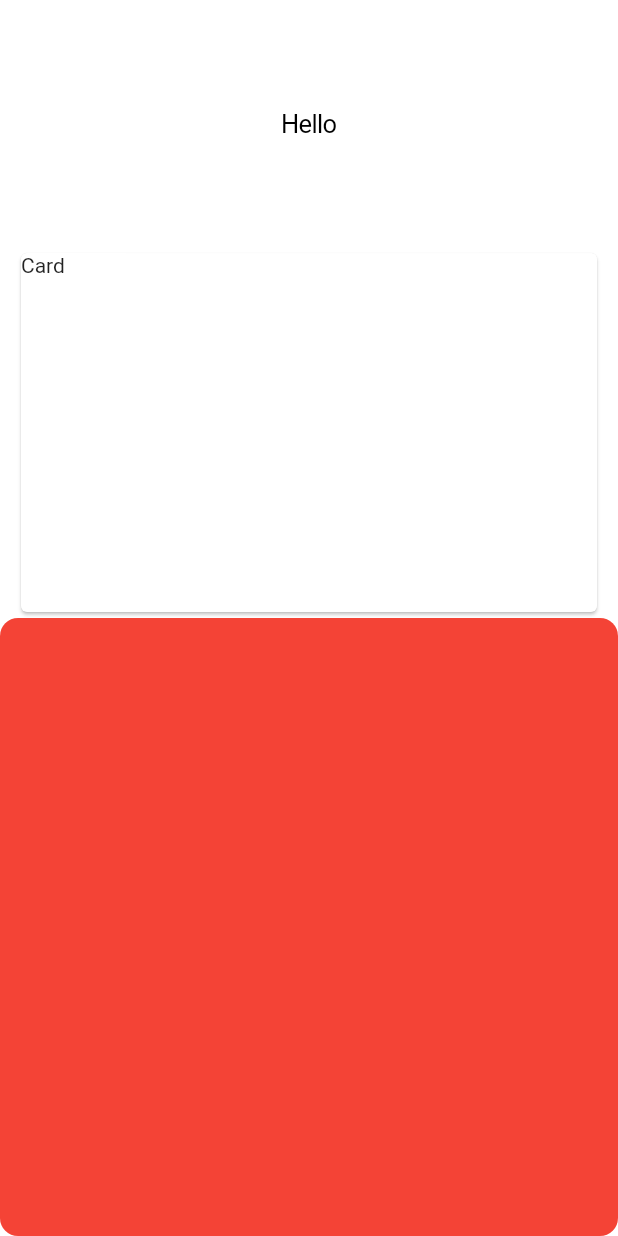
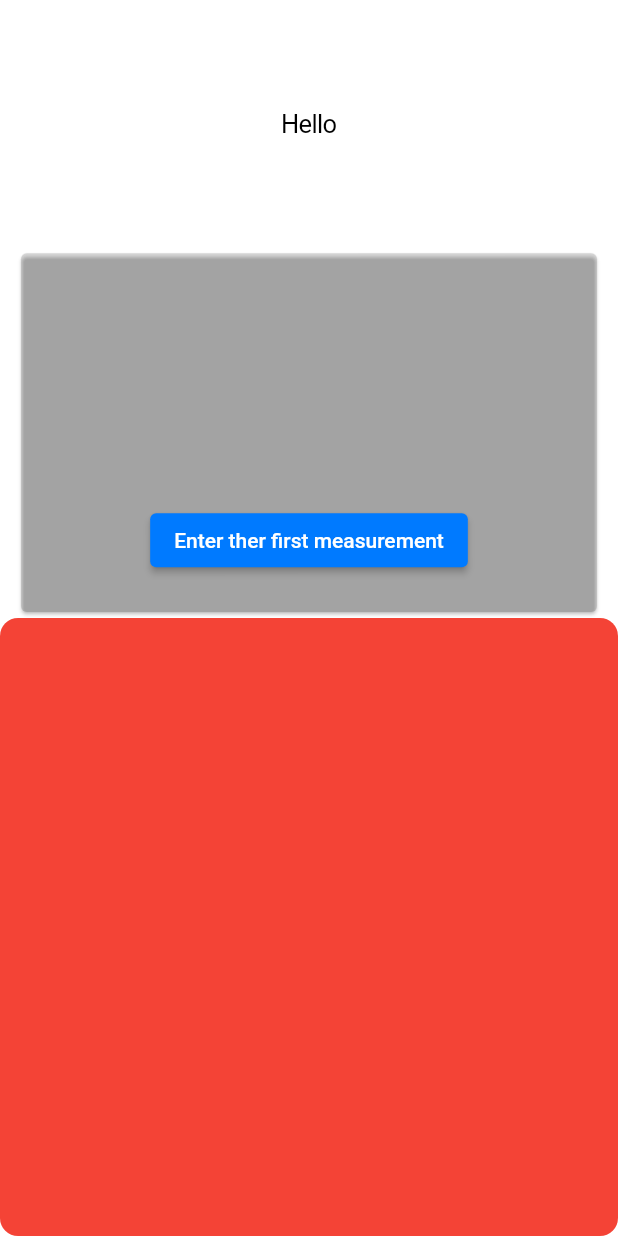
Before and after one commit to TimurKarev/blood_pressure, a Flutter app: the screen it shows after launch, on a phone screen of 412 x 824 dp. Run offline on Flutter 3.47's test engine with Material 2 defaults, Android fonts, the phone set to English and light mode, and no system bars; our stand-ins replace flutter_riverpod, sqflite; accounts and stored records are empty.

Commit message:
domain betta 0.1

```diff
--- a/lib/dao/measurement_dao.dart
+++ b/lib/dao/measurement_dao.dart
@@ -1,7 +1,11 @@
 import 'package:blood_pressure/database/measurement_database.dart';
+import 'package:flutter_riverpod/flutter_riverpod.dart';
 import 'package:sqflite/sqflite.dart';
 
-
+final daoProvider = Provider<MeasurementDao>((ref) {
+  final db = ref.read(dbProvider);
+  return MeasurementDao(db);
+});
 
 class MeasurementDao {
 
--- a/lib/pages/home/home_page.dart
+++ b/lib/pages/home/home_page.dart
@@ -1,3 +1,4 @@
+import 'package:blood_pressure/pages/home/widgets/empty_card.dart';
 import 'package:flutter/cupertino.dart';
 import 'package:flutter/material.dart';
 
@@ -25,9 +26,7 @@ class HomePage extends StatelessWidget {
                   width: double.infinity,
                   child: Padding(
                     padding: EdgeInsets.symmetric(horizontal: 10.0),
-                    child: Card(
-                      child: Text("Card"),
-                    ),
+                    child: EmptyCard(),
                   ),
                 ),
               ),
--- /dev/null
+++ b/lib/pages/home/view_models/home_page_viewmodel.dart
@@ -0,0 +1,3 @@
+import 'package:blood_pressure/model/measurement.dart';
+import 'package:blood_pressure/repository/measurement_repository.dart';
+import 'package:flutter_riverpod/flutter_riverpod.dart';
--- /dev/null
+++ b/lib/pages/home/widgets/empty_card.dart
@@ -0,0 +1,29 @@
+import 'package:flutter/cupertino.dart';
+import 'package:flutter/material.dart';
+
+class EmptyCard extends StatelessWidget {
+  const EmptyCard({Key? key}) : super(key: key);
+
+  @override
+  Widget build(BuildContext context) {
+    print("hello");
+    return Card(
+      color: Colors.black12,
+      child: Column(
+        children: [
+          Flexible(
+            flex: 7,
+            child: Container(),
+          ),
+          Flexible(
+            flex: 3,
+            child: ElevatedButton(
+              onPressed: () {},
+              child: const Text("Enter ther first measurement"),
+            ),
+          ),
+        ],
+      ),
+    );
+  }
+}
```
Also changed, not shown: lib/repository/measurement_repository.dart (+13 -3 lines).
